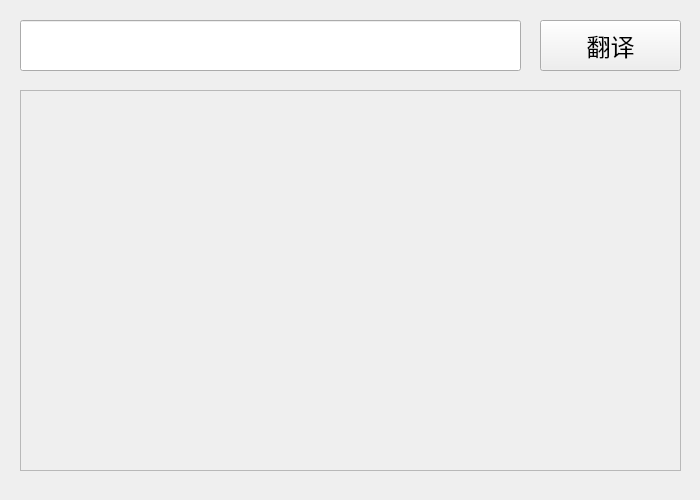
Qt form Fastrans/ui.ui (YaoqxCN/Fastrans) before a commit.
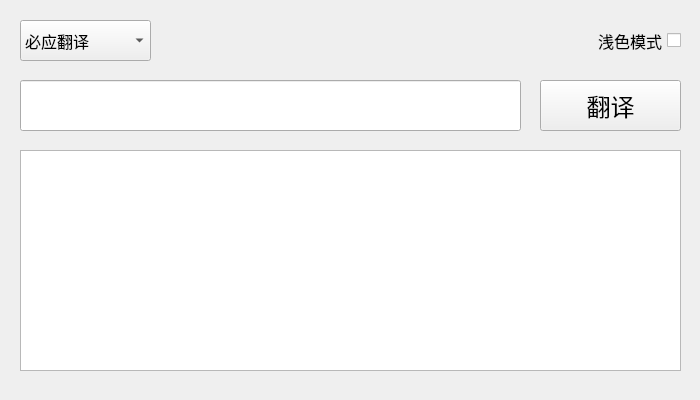
The same form after that commit.

The edit to the form file:
```diff
--- a/Fastrans/ui.ui
+++ b/Fastrans/ui.ui
@@ -7,7 +7,7 @@
     <x>0</x>
     <y>0</y>
     <width>700</width>
-    <height>500</height>
+    <height>400</height>
    </rect>
   </property>
   <property name="sizePolicy">
@@ -23,7 +23,7 @@
    <property name="geometry">
     <rect>
      <x>20</x>
-     <y>20</y>
+     <y>80</y>
      <width>501</width>
      <height>51</height>
     </rect>
@@ -35,42 +35,111 @@
     </font>
    </property>
   </widget>
-  <widget class="QPushButton" name="pushButton">
-   <property name="geometry">
-    <rect>
-     <x>540</x>
-     <y>20</y>
-     <width>141</width>
-     <height>51</height>
-    </rect>
-   </property>
-   <property name="font">
-    <font>
-     <family>微软雅黑 Light</family>
-     <pointsize>18</pointsize>
-    </font>
-   </property>
-   <property name="text">
-    <string>翻译</string>
-   </property>
-  </widget>
   <widget class="QTextEdit" name="textEdit">
    <property name="enabled">
-    <bool>false</bool>
+    <bool>true</bool>
    </property>
    <property name="geometry">
     <rect>
      <x>20</x>
-     <y>90</y>
+     <y>150</y>
      <width>661</width>
-     <height>381</height>
+     <height>221</height>
     </rect>
    </property>
+   <property name="sizePolicy">
+    <sizepolicy hsizetype="Maximum" vsizetype="Maximum">
+     <horstretch>0</horstretch>
+     <verstretch>0</verstretch>
+    </sizepolicy>
+   </property>
    <property name="font">
     <font>
      <family>微软雅黑 Light</family>
      <pointsize>18</pointsize>
     </font>
+   </property>
+   <property name="readOnly">
+    <bool>true</bool>
+   </property>
+  </widget>
+  <widget class="QPushButton" name="pushButton_2">
+   <property name="geometry">
+    <rect>
+     <x>540</x>
+     <y>80</y>
+     <width>141</width>
+     <height>51</height>
+    </rect>
+   </property>
+   <property name="font">
+    <font>
+     <family>微软雅黑 Light</family>
+     <pointsize>18</pointsize>
+    </font>
+   </property>
+   <property name="text">
+    <string>翻译</string>
+   </property>
+  </widget>
+  <widget class="QComboBox" name="comboBox">
+   <property name="geometry">
+    <rect>
+     <x>20</x>
+     <y>20</y>
+     <width>131</width>
+     <height>41</height>
+    </rect>
+   </property>
+   <property name="font">
+    <font>
+     <family>微软雅黑 Light</family>
+     <pointsize>12</pointsize>
+    </font>
+   </property>
+   <item>
+    <property name="text">
+     <string>必应翻译</string>
+    </property>
+   </item>
+   <item>
+    <property name="text">
+     <string>机器翻译</string>
+    </property>
+   </item>
+  </widget>
+  <widget class="QCheckBox" name="checkBox">
+   <property name="geometry">
+    <rect>
+     <x>540</x>
+     <y>20</y>
+     <width>141</width>
+     <height>41</height>
+    </rect>
+   </property>
+   <property name="sizePolicy">
+    <sizepolicy hsizetype="Minimum" vsizetype="Minimum">
+     <horstretch>0</horstretch>
+     <verstretch>0</verstretch>
+    </sizepolicy>
+   </property>
+   <property name="font">
+    <font>
+     <family>微软雅黑 Light</family>
+     <pointsize>12</pointsize>
+    </font>
+   </property>
+   <property name="layoutDirection">
+    <enum>Qt::RightToLeft</enum>
+   </property>
+   <property name="text">
+    <string>浅色模式</string>
+   </property>
+   <property name="checkable">
+    <bool>true</bool>
+   </property>
+   <property name="checked">
+    <bool>false</bool>
    </property>
   </widget>
  </widget>
```
